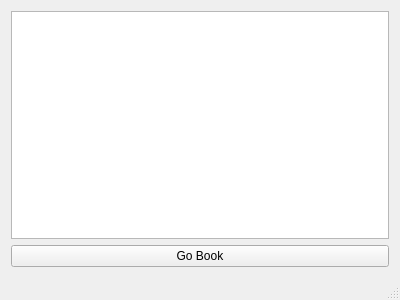
chchwy/haodoo-grabber, file mainwindow.ui: the form before one commit.
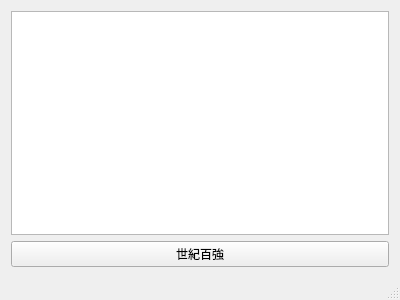
The form after the commit.

Patch:
```diff
--- a/mainwindow.ui
+++ b/mainwindow.ui
@@ -21,7 +21,7 @@
     <item>
      <widget class="QPushButton" name="goBookButton">
       <property name="text">
-       <string>Go Book</string>
+       <string>世紀百強</string>
       </property>
      </widget>
     </item>
```
Left out of the diff: 4 changed lines with no effect on the pictures.
